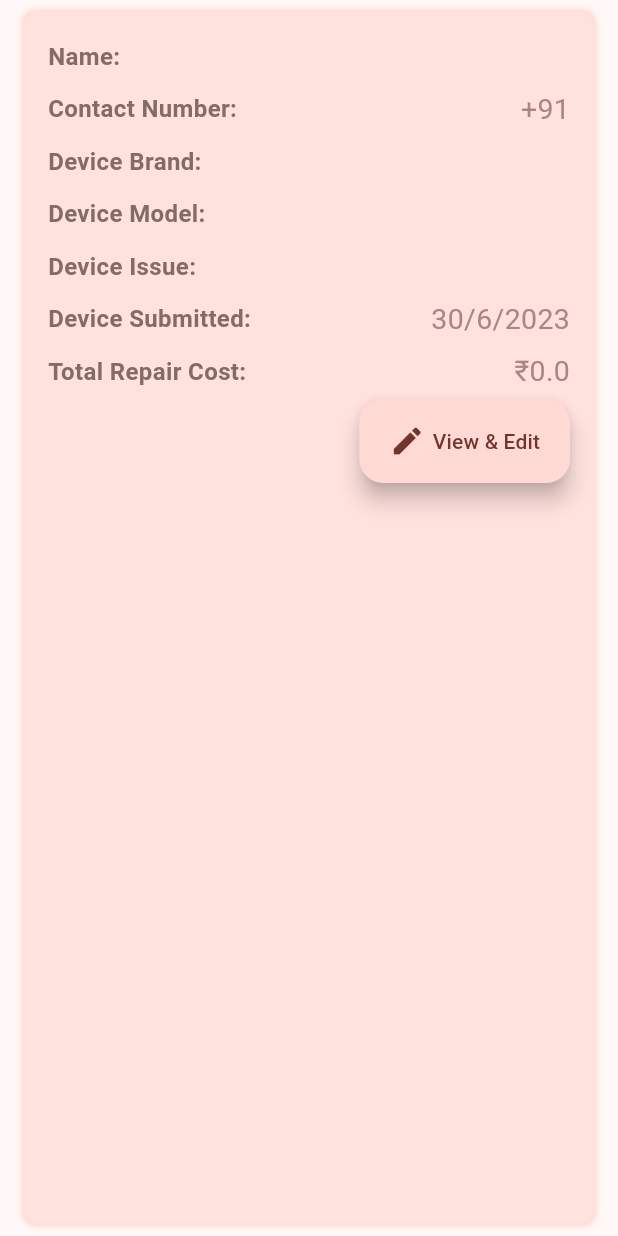
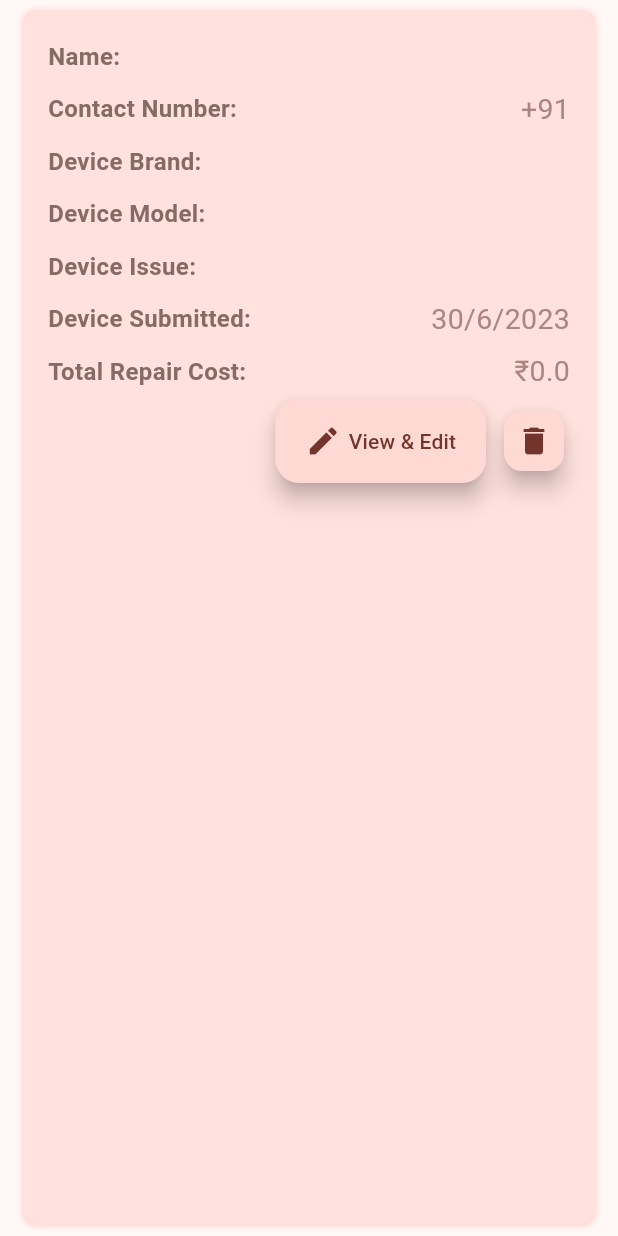
Before and after one commit to vinaytiparadi/servicetracker_flutter, a Flutter app: the GlassCard widget shown alone on an empty page, opened directly with empty values, on a phone screen of 412 x 824 dp. Run offline on Flutter 3.47's test engine with Material 2 defaults, Android fonts, the phone set to English and light mode, and no system bars; our stand-ins replace another_flushbar, cloud_firestore, connectivity_plus, firebase_auth, firebase_core, flutter_spinkit and 1 more; accounts and stored records are empty; generated files the repository leaves out were written again.

Commit message:
add delete option, upgrade to v1.1

```diff
--- a/lib/utils/widgets/glass_card.dart
+++ b/lib/utils/widgets/glass_card.dart
@@ -1,11 +1,16 @@
+import 'package:cloud_firestore/cloud_firestore.dart';
+import 'package:firebase_auth/firebase_auth.dart';
+import 'package:flutter/foundation.dart';
 import 'package:flutter/material.dart';
+import 'package:service_tracker/utils/utility_methods.dart';
 import '../../models/FormModel.dart';
 
 class GlassCard extends StatelessWidget {
   final FormData data;
-  final VoidCallback onTap;
+  final VoidCallback onTapEdit;
+  final VoidCallback onTapDelete;
 
-  GlassCard({super.key, required this.data, required this.onTap});
+  GlassCard({super.key, required this.data, required this.onTapEdit, required this.onTapDelete});
 
   @override
   Widget build(BuildContext context) {
@@ -60,7 +65,7 @@ class GlassCard extends StatelessWidget {
                   ),
                 ),
                 Text(
-                  '+91'+data.customerPrimaryContactNumber,
+                  '+91' + data.customerPrimaryContactNumber,
                   style: TextStyle(
                     fontSize: 19.0,
                     color: Color(0xac8482).withOpacity(1.0),
@@ -165,7 +170,7 @@ class GlassCard extends StatelessWidget {
                   ),
                 ),
                 Text(
-                  '₹'+data.totalRepairCost.toString(),
+                  '₹' + data.totalRepairCost.toString(),
                   style: TextStyle(
                     fontSize: 19.0,
                     color: Color(0xac8482).withOpacity(1.0),
@@ -179,17 +184,22 @@ class GlassCard extends StatelessWidget {
               children: [
                 // FloatingActionButton.extended(onPressed: onTap,  label: Text('View & Edit'),
                 // child: const Icon(Icons.edit)),
-                FloatingActionButton.extended(onPressed: onTap, label: Row(
-                  children: const [
-                    Icon(Icons.edit),
-                    SizedBox(width: 5.0),
-                    Text('View & Edit'),
-                  ],
-                )
+                FloatingActionButton.extended(
+                    onPressed: onTapEdit,
+                    label: Row(
+                      children: const [
+                        Icon(Icons.edit),
+                        SizedBox(width: 5.0),
+                        Text('View & Edit'),
+                      ],
+                    )),
+                const SizedBox(width: 8.0),
+                FloatingActionButton.small(
+                  onPressed: onTapDelete,
+                  child: const Icon(Icons.delete),
                 ),
               ],
             )
-
           ],
         ),
       ),
--- a/pubspec.yaml
+++ b/pubspec.yaml
@@ -16,7 +16,7 @@ publish_to: 'none' # Remove this line if you wish to publish to pub.dev
 # https://developer.apple.com/library/archive/documentation/General/Reference/InfoPlistKeyReference/Articles/CoreFoundationKeys.html
 # In Windows, build-name is used as the major, minor, and patch parts
 # of the product and file versions while build-number is used as the build suffix.
-version: 1.0.0+1
+version: 1.1.0+2
 
 environment:
   sdk: '>=2.19.3 <3.0.0'
```
Also changed, not shown: lib/screens/posts_screen.dart (+28 -4 lines).
